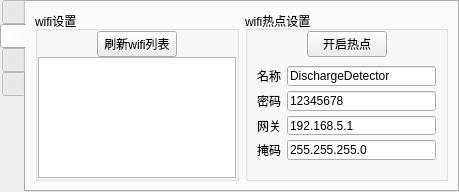
Before: the Qt Designer form Gui/Options/optionui.ui in rpdhunter/swbox, drawn with Qt 5.
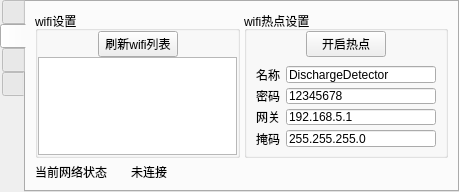
After: the same form once the commit is applied. Custom widgets are drawn as their Qt base class.

```diff
--- a/Gui/Options/optionui.ui
+++ b/Gui/Options/optionui.ui
@@ -637,7 +637,15 @@
     <attribute name="title">
      <string/>
     </attribute>
-    <layout class="QHBoxLayout" name="horizontalLayout_8" stretch="1,1">
+    <layout class="QVBoxLayout" name="verticalLayout_5">
+     <property name="spacing">
+      <number>4</number>
+     </property>
+     <property name="bottomMargin">
+      <number>8</number>
+     </property>
+     <item>
+      <layout class="QHBoxLayout" name="horizontalLayout_15" stretch="1,1">
      <item>
       <widget class="QGroupBox" name="groupBox">
        <property name="title">
@@ -756,7 +764,10 @@
        <property name="title">
         <string>wifi热点设置</string>
        </property>
-       <layout class="QGridLayout" name="gridLayout_4">
+         <layout class="QVBoxLayout" name="verticalLayout_4">
+          <property name="spacing">
+           <number>0</number>
+          </property>
         <property name="leftMargin">
          <number>0</number>
         </property>
@@ -766,10 +777,10 @@
         <property name="rightMargin">
          <number>0</number>
         </property>
-        <property name="spacing">
+          <property name="bottomMargin">
          <number>0</number>
         </property>
-        <item row="0" column="0">
+          <item>
          <layout class="QHBoxLayout" name="horizontalLayout_11">
           <item>
            <spacer name="horizontalSpacer_17">
@@ -806,7 +817,7 @@
           </item>
          </layout>
         </item>
-        <item row="1" column="0">
+          <item>
          <widget class="QWidget" name="widget" native="true">
           <property name="sizePolicy">
            <sizepolicy hsizetype="Expanding" vsizetype="Expanding">
@@ -903,6 +914,48 @@
         </item>
        </layout>
       </widget>
+       </item>
+      </layout>
+     </item>
+     <item>
+      <layout class="QHBoxLayout" name="horizontalLayout_8">
+       <item>
+        <widget class="QLabel" name="label_11">
+         <property name="sizePolicy">
+          <sizepolicy hsizetype="Fixed" vsizetype="Preferred">
+           <horstretch>0</horstretch>
+           <verstretch>0</verstretch>
+          </sizepolicy>
+         </property>
+         <property name="text">
+          <string>当前网络状态</string>
+         </property>
+        </widget>
+       </item>
+       <item>
+        <spacer name="horizontalSpacer_20">
+         <property name="orientation">
+          <enum>Qt::Horizontal</enum>
+         </property>
+         <property name="sizeType">
+          <enum>QSizePolicy::Fixed</enum>
+         </property>
+         <property name="sizeHint" stdset="0">
+          <size>
+           <width>20</width>
+           <height>20</height>
+          </size>
+         </property>
+        </spacer>
+       </item>
+       <item>
+        <widget class="QLabel" name="label_connect_message">
+         <property name="text">
+          <string>未连接</string>
+         </property>
+        </widget>
+       </item>
+      </layout>
      </item>
     </layout>
    </widget>
```
Left out of the diff: 4 changed lines with no effect on the pictures. Lines whose indentation alone changed are shown as unchanged.
